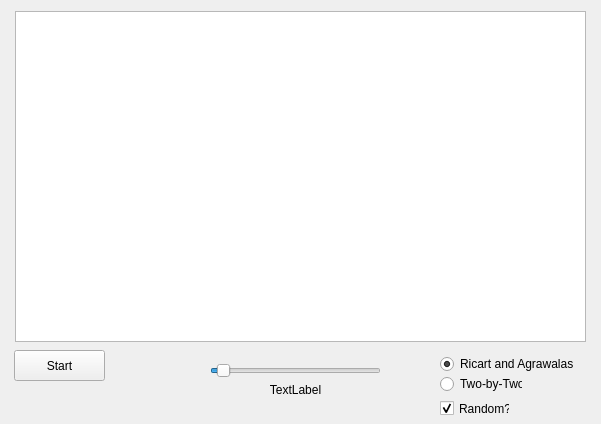
Before: the Qt Designer form widget.ui in pts211/CS384, drawn with Qt 5.
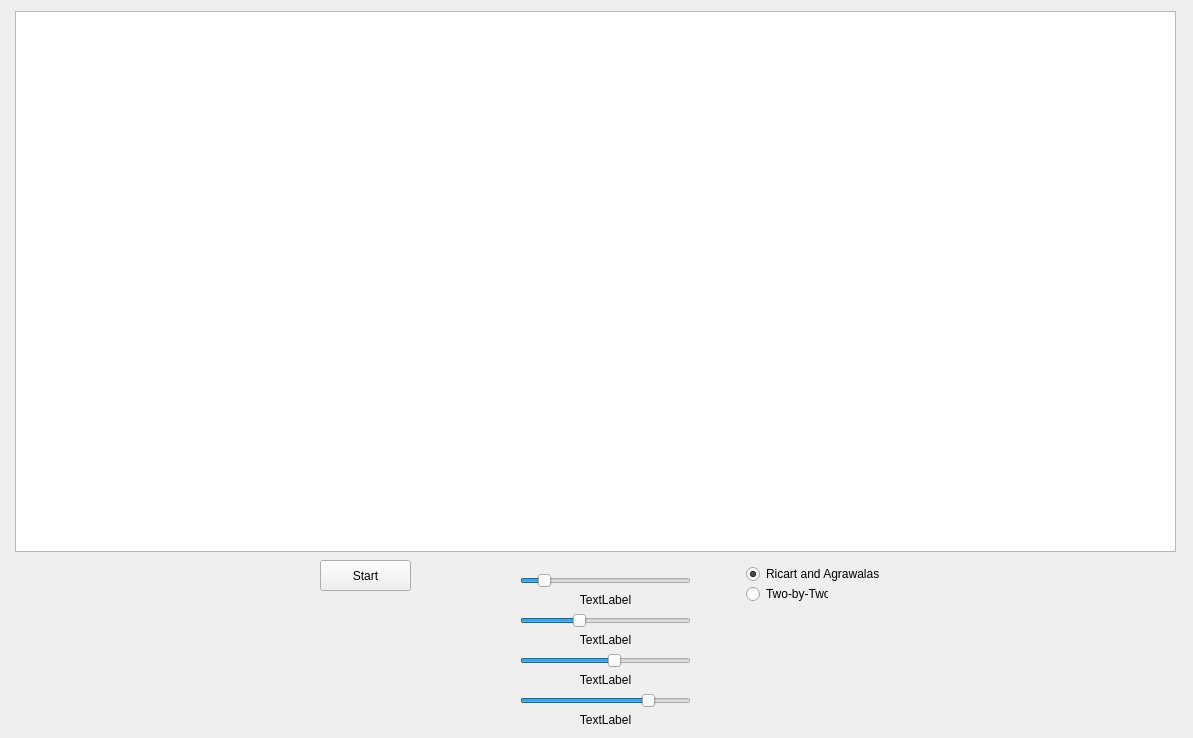
After: the same form once the commit is applied.

The edit to the form file:
```diff
--- a/widget.ui
+++ b/widget.ui
@@ -9,8 +9,8 @@
    <rect>
     <x>0</x>
     <y>0</y>
-    <width>601</width>
-    <height>424</height>
+    <width>1193</width>
+    <height>738</height>
    </rect>
   </property>
   <property name="windowTitle">
@@ -21,16 +21,16 @@
     <rect>
      <x>15</x>
      <y>11</y>
-     <width>571</width>
-     <height>331</height>
+     <width>1161</width>
+     <height>541</height>
     </rect>
    </property>
   </widget>
   <widget class="QPushButton" name="btn_start">
    <property name="geometry">
     <rect>
-     <x>14</x>
-     <y>350</y>
+     <x>320</x>
+     <y>560</y>
      <width>91</width>
      <height>31</height>
     </rect>
@@ -42,8 +42,8 @@
   <widget class="QRadioButton" name="rd_Ricart">
    <property name="geometry">
     <rect>
-     <x>440</x>
-     <y>356</y>
+     <x>746</x>
+     <y>566</y>
      <width>141</width>
      <height>16</height>
     </rect>
@@ -58,8 +58,8 @@
   <widget class="QRadioButton" name="rd_Two">
    <property name="geometry">
     <rect>
-     <x>440</x>
-     <y>376</y>
+     <x>746</x>
+     <y>586</y>
      <width>82</width>
      <height>16</height>
     </rect>
@@ -71,8 +71,8 @@
   <widget class="QSlider" name="slider_speed">
    <property name="geometry">
     <rect>
-     <x>210</x>
-     <y>360</y>
+     <x>520</x>
+     <y>570</y>
      <width>171</width>
      <height>21</height>
     </rect>
@@ -81,13 +81,16 @@
     <number>1</number>
    </property>
    <property name="maximum">
-    <number>100</number>
+    <number>10</number>
    </property>
    <property name="singleStep">
     <number>5</number>
    </property>
+   <property name="pageStep">
+    <number>1</number>
+   </property>
    <property name="value">
-    <number>5</number>
+    <number>2</number>
    </property>
    <property name="orientation">
     <enum>Qt::Horizontal</enum>
@@ -96,8 +99,8 @@
   <widget class="QLabel" name="lbl_speed">
    <property name="geometry">
     <rect>
-     <x>210</x>
-     <y>380</y>
+     <x>520</x>
+     <y>590</y>
      <width>171</width>
      <height>20</height>
     </rect>
@@ -109,20 +112,136 @@
     <set>Qt::AlignCenter</set>
    </property>
   </widget>
-  <widget class="QCheckBox" name="chk_random">
+  <widget class="QSlider" name="slider_speed_2">
    <property name="geometry">
     <rect>
-     <x>440</x>
-     <y>400</y>
-     <width>70</width>
-     <height>17</height>
+     <x>520</x>
+     <y>610</y>
+     <width>171</width>
+     <height>21</height>
     </rect>
    </property>
+   <property name="minimum">
+    <number>1</number>
+   </property>
+   <property name="maximum">
+    <number>10</number>
+   </property>
+   <property name="singleStep">
+    <number>1</number>
+   </property>
+   <property name="pageStep">
+    <number>1</number>
+   </property>
+   <property name="value">
+    <number>4</number>
+   </property>
+   <property name="orientation">
+    <enum>Qt::Horizontal</enum>
+   </property>
+  </widget>
+  <widget class="QLabel" name="lbl_speed_2">
+   <property name="geometry">
+    <rect>
+     <x>520</x>
+     <y>630</y>
+     <width>171</width>
+     <height>20</height>
+    </rect>
+   </property>
    <property name="text">
-    <string>Random?</string>
+    <string>TextLabel</string>
    </property>
-   <property name="checked">
-    <bool>true</bool>
+   <property name="alignment">
+    <set>Qt::AlignCenter</set>
+   </property>
+  </widget>
+  <widget class="QLabel" name="lbl_speed_3">
+   <property name="geometry">
+    <rect>
+     <x>520</x>
+     <y>670</y>
+     <width>171</width>
+     <height>20</height>
+    </rect>
+   </property>
+   <property name="text">
+    <string>TextLabel</string>
+   </property>
+   <property name="alignment">
+    <set>Qt::AlignCenter</set>
+   </property>
+  </widget>
+  <widget class="QSlider" name="slider_speed_3">
+   <property name="geometry">
+    <rect>
+     <x>520</x>
+     <y>650</y>
+     <width>171</width>
+     <height>21</height>
+    </rect>
+   </property>
+   <property name="minimum">
+    <number>1</number>
+   </property>
+   <property name="maximum">
+    <number>10</number>
+   </property>
+   <property name="singleStep">
+    <number>5</number>
+   </property>
+   <property name="pageStep">
+    <number>1</number>
+   </property>
+   <property name="value">
+    <number>6</number>
+   </property>
+   <property name="orientation">
+    <enum>Qt::Horizontal</enum>
+   </property>
+  </widget>
+  <widget class="QLabel" name="lbl_speed_4">
+   <property name="geometry">
+    <rect>
+     <x>520</x>
+     <y>710</y>
+     <width>171</width>
+     <height>20</height>
+    </rect>
+   </property>
+   <property name="text">
+    <string>TextLabel</string>
+   </property>
+   <property name="alignment">
+    <set>Qt::AlignCenter</set>
+   </property>
+  </widget>
+  <widget class="QSlider" name="slider_speed_4">
+   <property name="geometry">
+    <rect>
+     <x>520</x>
+     <y>690</y>
+     <width>171</width>
+     <height>21</height>
+    </rect>
+   </property>
+   <property name="minimum">
+    <number>1</number>
+   </property>
+   <property name="maximum">
+    <number>10</number>
+   </property>
+   <property name="singleStep">
+    <number>5</number>
+   </property>
+   <property name="pageStep">
+    <number>1</number>
+   </property>
+   <property name="value">
+    <number>8</number>
+   </property>
+   <property name="orientation">
+    <enum>Qt::Horizontal</enum>
    </property>
   </widget>
  </widget>
```
Left out of the diff: 6 changed lines with no effect on the pictures.
